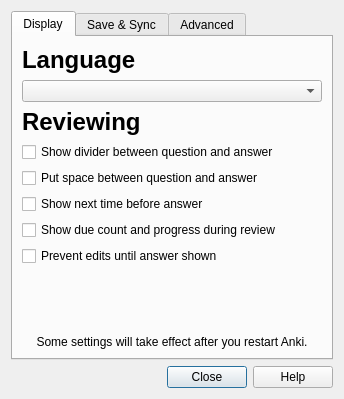
First picture: the form in designer/preferences.ui, repository ankitects/anki, before the edit.
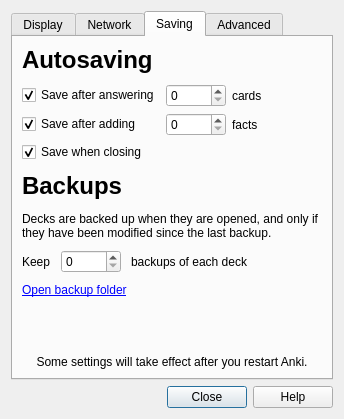
Second picture: the form after the edit. The open tabs and pages were chosen to show the change.

Commit message: add proxy config & numBackups to preferences, based on richard's plugin

Diff of the .ui file:
```diff
--- a/designer/preferences.ui
+++ b/designer/preferences.ui
@@ -6,7 +6,7 @@
     <x>0</x>
     <y>0</y>
     <width>320</width>
-    <height>399</height>
+    <height>419</height>
    </rect>
   </property>
   <property name="windowTitle" >
@@ -130,7 +130,7 @@
      </widget>
      <widget class="QWidget" name="tab_2" >
       <attribute name="title" >
-       <string>Save &amp;&amp; Sync</string>
+       <string>Network</string>
       </attribute>
       <layout class="QVBoxLayout" >
        <property name="spacing" >
@@ -155,23 +155,6 @@
            <property name="margin" >
             <number>0</number>
            </property>
-           <item>
-            <widget class="QLabel" name="label_4" >
-             <property name="text" >
-              <string>&lt;h1>Autosaving&lt;/h1></string>
-             </property>
-            </widget>
-           </item>
-           <item>
-            <widget class="QCheckBox" name="saveWhenClosing" >
-             <property name="text" >
-              <string>Save when closing</string>
-             </property>
-             <property name="checked" >
-              <bool>true</bool>
-             </property>
-            </widget>
-           </item>
            <item>
             <layout class="QGridLayout" >
              <property name="margin" >
@@ -180,46 +163,6 @@
              <property name="spacing" >
               <number>6</number>
              </property>
-             <item row="1" column="0" >
-              <widget class="QCheckBox" name="saveAfterEvery" >
-               <property name="text" >
-                <string>Save after answering</string>
-               </property>
-               <property name="checked" >
-                <bool>true</bool>
-               </property>
-              </widget>
-             </item>
-             <item row="1" column="1" >
-              <widget class="QSpinBox" name="saveAfterEveryNum" />
-             </item>
-             <item row="1" column="2" >
-              <widget class="QLabel" name="label_5" >
-               <property name="text" >
-                <string>cards</string>
-               </property>
-              </widget>
-             </item>
-             <item row="2" column="0" >
-              <widget class="QCheckBox" name="saveAfterAdding" >
-               <property name="text" >
-                <string>Save after adding</string>
-               </property>
-               <property name="checked" >
-                <bool>true</bool>
-               </property>
-              </widget>
-             </item>
-             <item row="2" column="1" >
-              <widget class="QSpinBox" name="saveAfterAddingNum" />
-             </item>
-             <item row="2" column="2" >
-              <widget class="QLabel" name="label_7" >
-               <property name="text" >
-                <string>facts</string>
-               </property>
-              </widget>
-             </item>
             </layout>
            </item>
            <item>
@@ -306,6 +249,191 @@
          </property>
         </spacer>
        </item>
+       <item>
+        <widget class="QLabel" name="label_12" >
+         <property name="text" >
+          <string>Some settings will take effect after you restart Anki.</string>
+         </property>
+         <property name="alignment" >
+          <set>Qt::AlignCenter</set>
+         </property>
+        </widget>
+       </item>
+      </layout>
+     </widget>
+     <widget class="QWidget" name="tab" >
+      <attribute name="title" >
+       <string>Saving</string>
+      </attribute>
+      <layout class="QVBoxLayout" name="verticalLayout_3" >
+       <property name="spacing" >
+        <number>10</number>
+       </property>
+       <item>
+        <widget class="QLabel" name="label_4" >
+         <property name="text" >
+          <string>&lt;h1>Autosaving&lt;/h1></string>
+         </property>
+        </widget>
+       </item>
+       <item>
+        <layout class="QGridLayout" name="gridLayout" >
+         <property name="spacing" >
+          <number>6</number>
+         </property>
+         <item row="0" column="0" >
+          <widget class="QCheckBox" name="saveAfterEvery" >
+           <property name="text" >
+            <string>Save after answering</string>
+           </property>
+           <property name="checked" >
+            <bool>true</bool>
+           </property>
+          </widget>
+         </item>
+         <item row="0" column="1" >
+          <widget class="QSpinBox" name="saveAfterEveryNum" >
+           <property name="maximumSize" >
+            <size>
+             <width>60</width>
+             <height>16777215</height>
+            </size>
+           </property>
+          </widget>
+         </item>
+         <item row="1" column="0" >
+          <widget class="QCheckBox" name="saveAfterAdding" >
+           <property name="text" >
+            <string>Save after adding</string>
+           </property>
+           <property name="checked" >
+            <bool>true</bool>
+           </property>
+          </widget>
+         </item>
+         <item row="1" column="1" >
+          <widget class="QSpinBox" name="saveAfterAddingNum" >
+           <property name="maximumSize" >
+            <size>
+             <width>60</width>
+             <height>16777215</height>
+            </size>
+           </property>
+          </widget>
+         </item>
+         <item row="2" column="0" colspan="2" >
+          <widget class="QCheckBox" name="saveWhenClosing" >
+           <property name="text" >
+            <string>Save when closing</string>
+           </property>
+           <property name="checked" >
+            <bool>true</bool>
+           </property>
+          </widget>
+         </item>
+         <item row="0" column="2" >
+          <widget class="QLabel" name="label_5" >
+           <property name="text" >
+            <string>cards</string>
+           </property>
+          </widget>
+         </item>
+         <item row="1" column="2" >
+          <widget class="QLabel" name="label_7" >
+           <property name="text" >
+            <string>facts</string>
+           </property>
+          </widget>
+         </item>
+        </layout>
+       </item>
+       <item>
+        <widget class="QLabel" name="label_9" >
+         <property name="text" >
+          <string>&lt;h1>Backups&lt;/h1>Decks are backed up when they are opened, and only if they have been modified since the last backup.</string>
+         </property>
+         <property name="wordWrap" >
+          <bool>true</bool>
+         </property>
+        </widget>
+       </item>
+       <item>
+        <layout class="QGridLayout" name="gridLayout_2" >
+         <item row="0" column="0" >
+          <widget class="QLabel" name="label_10" >
+           <property name="text" >
+            <string>Keep</string>
+           </property>
+          </widget>
+         </item>
+         <item row="0" column="1" >
+          <widget class="QSpinBox" name="numBackups" >
+           <property name="minimumSize" >
+            <size>
+             <width>60</width>
+             <height>0</height>
+            </size>
+           </property>
+           <property name="maximumSize" >
+            <size>
+             <width>60</width>
+             <height>16777215</height>
+            </size>
+           </property>
+          </widget>
+         </item>
+         <item row="0" column="2" >
+          <widget class="QLabel" name="label_11" >
+           <property name="text" >
+            <string>backups of each deck</string>
+           </property>
+          </widget>
+         </item>
+         <item row="0" column="3" >
+          <spacer name="horizontalSpacer" >
+           <property name="orientation" >
+            <enum>Qt::Horizontal</enum>
+           </property>
+           <property name="sizeHint" stdset="0" >
+            <size>
+             <width>40</width>
+             <height>20</height>
+            </size>
+           </property>
+          </spacer>
+         </item>
+        </layout>
+       </item>
+       <item>
+        <widget class="QLabel" name="openBackupFolder" >
+         <property name="text" >
+          <string>&lt;a href="backups">Open backup folder&lt;/a></string>
+         </property>
+        </widget>
+       </item>
+       <item>
+        <spacer name="verticalSpacer_4" >
+         <property name="orientation" >
+          <enum>Qt::Vertical</enum>
+         </property>
+         <property name="sizeHint" stdset="0" >
+          <size>
+           <width>20</width>
+           <height>59</height>
+          </size>
+         </property>
+        </spacer>
+       </item>
+       <item>
+        <widget class="QLabel" name="label_21" >
+         <property name="text" >
+          <string>Some settings will take effect after you restart Anki.</string>
+         </property>
+         <property name="alignment" >
+          <set>Qt::AlignCenter</set>
+         </property>
+        </widget>
+       </item>
       </layout>
      </widget>
      <widget class="QWidget" name="tab_3" >
```
Left out of the diff: 123 changed lines with no effect on the pictures. The commit also changes 4 other files.
